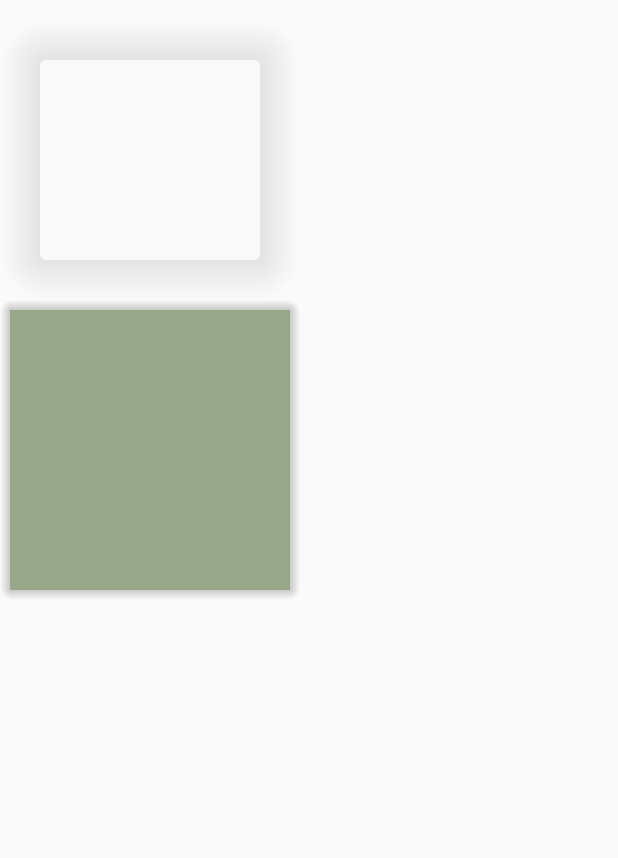
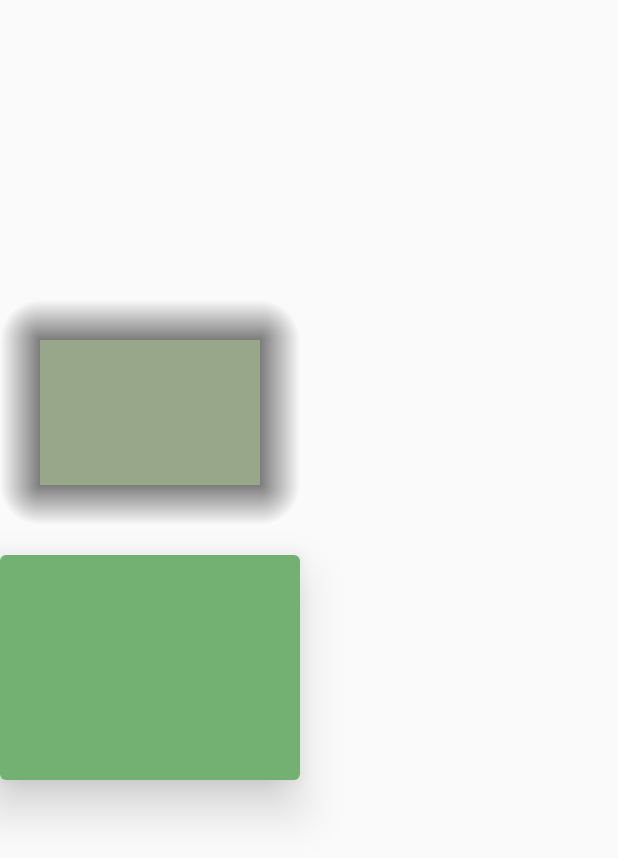
Before and after one commit to Hitomis/CrazyShadow, an Android app: the screen it shows after launch (MainActivity), on a phone screen of 412 x 824 dp. Shown: the top 858 px of the screen. Run offline under Robolectric (Android 15) with nearby library versions, the phone set to English and light mode, and no system bars.

Commit message:
Refactor method

```diff
--- a/app/src/main/java/com/hitomi/crazyshadow/MainActivity.java
+++ b/app/src/main/java/com/hitomi/crazyshadow/MainActivity.java
@@ -3,32 +3,26 @@ package com.hitomi.crazyshadow;
 import android.graphics.Color;
 import android.os.Bundle;
 import android.support.v7.app.AppCompatActivity;
-import android.widget.FrameLayout;
 
 import com.hitomi.cslibrary.CrazyShadow;
-import com.hitomi.cslibrary.CrazyShadowAttr;
 import com.hitomi.cslibrary.CrazyShadowDirection;
-import com.hitomi.cslibrary.drawable.RoundRectShadowDrawable;
 
 public class MainActivity extends AppCompatActivity {
-
-    private FrameLayout frameLayout;
 
     @Override
     protected void onCreate(Bundle savedInstanceState) {
         super.onCreate(savedInstanceState);
         setContentView(R.layout.activity_main);
-        frameLayout = (FrameLayout) findViewById(R.id.frame_layout);
 
         new CrazyShadow.Builder()
                 .setContext(this)
                 .setDirection(CrazyShadowDirection.ALL)
-                .setShadowRadius(10)
-                .setCorner(2)
-                .setImpl(CrazyShadowAttr.IMPL_WRAPPER)
-                .action(frameLayout);
+                .setShadowRadius(40)
+                .setBaseShadowColor(Color.BLACK)
+                .setImpl(CrazyShadow.IMPL_WRAPPER)
+                .action(findViewById(R.id.frame_layout));
 
 
-        findViewById(R.id.frame).setBackgroundDrawable(new RoundRectShadowDrawable(Color.TRANSPARENT, 6, 20, 20));
+//        findViewById(R.id.frame).setBackgroundDrawable(new RoundRectShadowDrawable(Color.TRANSPARENT, 6, 20, 20));
     }
 }
--- a/app/src/main/res/layout/activity_main.xml
+++ b/app/src/main/res/layout/activity_main.xml
@@ -1,5 +1,6 @@
 <?xml version="1.0" encoding="utf-8"?>
 <LinearLayout xmlns:android="http://schemas.android.com/apk/res/android"
+    xmlns:app="http://schemas.android.com/apk/res-auto"
     xmlns:tools="http://schemas.android.com/tools"
     android:layout_width="match_parent"
     android:layout_height="match_parent"
@@ -14,33 +15,24 @@
 
     <FrameLayout
         android:id="@+id/frame_layout"
-        android:background="#98a789"
         android:layout_width="200dp"
-        android:layout_height="200dp">
-    </FrameLayout>
+        android:layout_height="150dp"
+        android:background="#98a789"></FrameLayout>
 
-    <!--<FrameLayout-->
-        <!--android:id="@+id/frame_layout"-->
-        <!--android:layout_marginTop="50dp"-->
-        <!--android:layout_width="200dp"-->
-        <!--android:layout_height="200dp"-->
-        <!--android:background="#72b172">-->
-
-    <!--</FrameLayout>-->
-
-    <!--<android.support.v7.widget.CardView-->
-    <!--android:layout_marginTop="20dp"-->
-    <!--android:layout_width="200dp"-->
-    <!--android:layout_height="200dp"-->
-    <!--app:cardCornerRadius="4dp">-->
+    <android.support.v7.widget.CardView
+        android:layout_width="200dp"
+        android:layout_height="150dp"
+        android:layout_marginTop="20dp"
+        app:cardCornerRadius="4dp"
+        app:cardElevation="20dp">
 
 
-    <!--<FrameLayout-->
-    <!--android:layout_width="match_parent"-->
-    <!--android:layout_height="match_parent"-->
-    <!--android:background="#72b172" />-->
+        <FrameLayout
+            android:layout_width="match_parent"
+            android:layout_height="match_parent"
+            android:background="#72b172" />
 
-    <!--</android.support.v7.widget.CardView>-->
+    </android.support.v7.widget.CardView>
 
 
 </LinearLayout>
--- a/cslibrary/src/main/java/com/hitomi/cslibrary/CrazyShadow.java
+++ b/cslibrary/src/main/java/com/hitomi/cslibrary/CrazyShadow.java
@@ -3,6 +3,7 @@ package com.hitomi.cslibrary;
 import android.content.Context;
 import android.view.View;
 
+import com.hitomi.cslibrary.drawable.ShadowDrawer;
 import com.hitomi.cslibrary.floatable.ShadowFloatable;
 import com.hitomi.cslibrary.wrap.ShadowWrapper;
 
@@ -10,6 +11,12 @@ import com.hitomi.cslibrary.wrap.ShadowWrapper;
  * Created by hitomi on 2016/10/19.
  */
 public class CrazyShadow {
+
+    public static final String IMPL_DRAWABLE = "drawable";
+
+    public static final String IMPL_WRAPPER = "wrap";
+
+    public static final String IMPL_FLOAT = "floatable";
 
     private Context context;
 
@@ -22,22 +29,22 @@ public class CrazyShadow {
     }
 
     private void createShadowHandler() {
-        if (attr.getImpl().equals(CrazyShadowAttr.IMPL_DRAWABLE)) {
-//            shadowHandler = new RoundRectShadowDrawable();
-        } else if (attr.getImpl().equals(CrazyShadowAttr.IMPL_WRAPPER)) {
-            shadowHandler = new ShadowWrapper(context);
+        if (attr.getImpl().equals(IMPL_DRAWABLE)) {
+            shadowHandler = new ShadowDrawer(attr);
+        } else if (attr.getImpl().equals(IMPL_WRAPPER)) {
+            shadowHandler = new ShadowWrapper(context, attr);
         } else {
             shadowHandler = new ShadowFloatable();
         }
     }
 
-    public void make(View view) {
-        shadowHandler.makeShadow(view, attr);
+    private void setAttr(CrazyShadowAttr attr) {
+        this.attr = attr;
+        createShadowHandler();
     }
 
-    public void setAttr(CrazyShadowAttr attr) {
-        this.attr = attr;
-        createShadowHandler();
+    public void make(View view) {
+        shadowHandler.makeShadow(view);
     }
 
     public static class Builder {
@@ -46,7 +53,9 @@ public class CrazyShadow {
 
         private String impl;
 
-        private int baseColor;
+        private int baseShadowColor;
+
+        private int background;
 
         private int[] colors;
 
@@ -67,8 +76,13 @@ public class CrazyShadow {
             return this;
         }
 
-        public Builder setBaseColor(int baseColor) {
-            this.baseColor = baseColor;
+        public Builder setBaseShadowColor(int baseColor) {
+            this.baseShadowColor = baseColor;
+            return this;
+        }
+
+        public Builder setBackground(int background) {
+            this.background = background;
             return this;
         }
 
@@ -93,13 +107,14 @@ public class CrazyShadow {
         }
 
         private CrazyShadow create() {
-            if (colors == null)
+            if (colors == null && baseShadowColor == 0)
                 // 默认的颜色。由深到浅
                 //分别为开始颜色，中间夜色，结束颜色
                 colors = new int[]{0x63000000, 0x32000000, 0x00000000};
             CrazyShadowAttr attr = new CrazyShadowAttr();
             attr.setImpl(impl);
-            attr.setBaseColor(baseColor);
+            attr.setBaseShadowColor(baseShadowColor);
+            attr.setBackground(background);
             attr.setColors(colors);
             attr.setCorner(corner);
             attr.setShadowRadius(shadowRadius);
--- a/cslibrary/src/main/java/com/hitomi/cslibrary/CrazyShadowAttr.java
+++ b/cslibrary/src/main/java/com/hitomi/cslibrary/CrazyShadowAttr.java
@@ -7,15 +7,11 @@ import android.support.v4.graphics.ColorUtils;
  */
 public class CrazyShadowAttr {
 
-    public static final String IMPL_WRAPPER = "wrapper";
-
-    public static final String IMPL_FLOAT = "floatable";
-
-    public static final String IMPL_DRAWABLE = "drawable";
-
     private String impl;
 
-    private int baseColor;
+    private int baseShadowColor;
+
+    private int background;
 
     private int[] colors;
 
@@ -34,16 +30,22 @@ public class CrazyShadowAttr {
         this.impl = impl;
     }
 
-    public int getBaseColor() {
-        return baseColor;
+    public void setBaseShadowColor(int baseShadowColor) {
+        this.baseShadowColor = baseShadowColor;
+        if (colors == null) {
+            colors = new int[3];
+            colors[0] = ColorUtils.setAlphaComponent(baseShadowColor, 255);
+            colors[1] = ColorUtils.setAlphaComponent(baseShadowColor, 128);
+            colors[2] = ColorUtils.setAlphaComponent(baseShadowColor, 0);
+        }
     }
 
-    public void setBaseColor(int baseColor) {
-        this.baseColor = baseColor;
-        colors = new int[3];
-        colors[0] = ColorUtils.setAlphaComponent(baseColor, 0);
-        colors[1] = ColorUtils.setAlphaComponent(baseColor, 128);
-        colors[2] = ColorUtils.setAlphaComponent(baseColor, 255);
+    public int getBackground() {
+        return background;
+    }
+
+    public void setBackground(int background) {
+        this.background = background;
     }
 
     public int[] getColors() {
@@ -51,7 +53,8 @@ public class CrazyShadowAttr {
     }
 
     public void setColors(int[] colors) {
-        this.colors = colors;
+        if (colors != null)
+            this.colors = colors;
     }
 
     public float getCorner() {
--- a/cslibrary/src/main/java/com/hitomi/cslibrary/ShadowHandler.java
+++ b/cslibrary/src/main/java/com/hitomi/cslibrary/ShadowHandler.java
@@ -7,6 +7,6 @@ import android.view.View;
  */
 public interface ShadowHandler {
 
-    void makeShadow(View view, CrazyShadowAttr attr);
+    void makeShadow(View view);
 
 }
--- a/cslibrary/src/main/java/com/hitomi/cslibrary/drawable/RoundRectShadowDrawable.java
+++ b/cslibrary/src/main/java/com/hitomi/cslibrary/drawable/RoundRectShadowDrawable.java
@@ -11,15 +11,11 @@ import android.graphics.Rect;
 import android.graphics.RectF;
 import android.graphics.Shader;
 import android.graphics.drawable.Drawable;
-import android.view.View;
-
-import com.hitomi.cslibrary.CrazyShadowAttr;
-import com.hitomi.cslibrary.ShadowHandler;
 
 /**
  * Created by hitomi on 2016/10/17.
  */
-public class RoundRectShadowDrawable extends Drawable implements ShadowHandler{
+public class RoundRectShadowDrawable extends Drawable {
     // used to calculate content padding
     final static double COS_45 = Math.cos(Math.toRadians(45));
 
@@ -27,9 +23,6 @@ public class RoundRectShadowDrawable extends Drawable implements ShadowHandler{
 
     final int mInsetShadow; // extra shadow to avoid gaps between card and shadow
     final RectF mCardBounds;
-    private final int mShadowStartColor;
-    private final int mShadowCentertColor;
-    private final int mShadowEndColor;
     Paint mPaint;
     Paint mCornerShadowPaint;
     Paint mEdgeShadowPaint;
@@ -43,14 +36,13 @@ public class RoundRectShadowDrawable extends Drawable implements ShadowHandler{
     float mShadowSize;
     // actual value set by developer
     float mRawShadowSize;
+    private int[] shadowColors;
     private boolean mDirty = true;
     private boolean mAddPaddingForCorners = true;
 
-    public RoundRectShadowDrawable(int background, float radius, float shadowSize, float maxShadowSize) {
-        mShadowStartColor = 0x43000000;
-        mShadowCentertColor = 0x17000000;
-        mShadowEndColor = 0x00000000;
+    public RoundRectShadowDrawable(int background, int[] shadowColors, float radius, float shadowSize, float maxShadowSize) {
         mInsetShadow = 10;
+        this.shadowColors = shadowColors;
         mPaint = new Paint(Paint.ANTI_ALIAS_FLAG | Paint.DITHER_FLAG);
         mPaint.setColor(background);
         mCornerShadowPaint = new Paint(Paint.ANTI_ALIAS_FLAG | Paint.DITHER_FLAG);
@@ -175,7 +167,7 @@ public class RoundRectShadowDrawable extends Drawable implements ShadowHandler{
         int saved = canvas.save();
         canvas.translate(mCardBounds.left + inset, mCardBounds.top + inset);
         canvas.drawPath(mCornerShadowPath, mCornerShadowPaint);
-        if (drawHorizontalEdges) { // top
+        if (drawHorizontalEdges) {
             canvas.drawRect(0, edgeShadowTop,
                     mCardBounds.width() - 2 * inset, -mCornerRadius,
                     mEdgeShadowPaint);
@@ -186,7 +178,7 @@ public class RoundRectShadowDrawable extends Drawable implements ShadowHandler{
         canvas.translate(mCardBounds.right - inset, mCardBounds.bottom - inset);
         canvas.rotate(180f);
         canvas.drawPath(mCornerShadowPath, mCornerShadowPaint);
-        if (drawHorizontalEdges) { // bottom
+        if (drawHorizontalEdges) {
             canvas.drawRect(0, edgeShadowTop,
                     mCardBounds.width() - 2 * inset, -mCornerRadius,
                     mEdgeShadowPaint);
@@ -197,7 +189,7 @@ public class RoundRectShadowDrawable extends Drawable implements ShadowHandler{
         canvas.translate(mCardBounds.left + inset, mCardBounds.bottom - inset);
         canvas.rotate(270f);
         canvas.drawPath(mCornerShadowPath, mCornerShadowPaint);
-        if (drawVerticalEdges) {// left
+        if (drawVerticalEdges) {
             canvas.drawRect(0, edgeShadowTop,
                     mCardBounds.height() - 2 * inset, -mCornerRadius, mEdgeShadowPaint);
         }
@@ -207,7 +199,7 @@ public class RoundRectShadowDrawable extends Drawable implements ShadowHandler{
         canvas.translate(mCardBounds.right - inset, mCardBounds.top + inset);
         canvas.rotate(90f);
         canvas.drawPath(mCornerShadowPath, mCornerShadowPaint);
-        if (drawVerticalEdges) {// right
+        if (drawVerticalEdges) {
             canvas.drawRect(0, edgeShadowTop,
                     mCardBounds.height() - 2 * inset, -mCornerRadius, mEdgeShadowPaint);
         }
@@ -234,7 +226,7 @@ public class RoundRectShadowDrawable extends Drawable implements ShadowHandler{
         mCornerShadowPath.close();
         float startRatio = mCornerRadius / (mCornerRadius + mShadowSize);
         mCornerShadowPaint.setShader(new RadialGradient(0, 0, mCornerRadius + mShadowSize,
-                new int[]{mShadowStartColor, mShadowCentertColor, mShadowEndColor},
+                shadowColors,
                 new float[]{0f, startRatio, 1f}
                 , Shader.TileMode.CLAMP));
 
@@ -243,7 +235,7 @@ public class RoundRectShadowDrawable extends Drawable implements ShadowHandler{
         // When drawing bottom edge shadow, we use that extra space.
         mEdgeShadowPaint.setShader(new LinearGradient(0, -mCornerRadius + mShadowSize, 0,
                 -mCornerRadius - mShadowSize,
-                new int[]{mShadowStartColor, mShadowCentertColor, mShadowEndColor},
+                shadowColors,
                 new float[]{0f, .5f, 1f}, Shader.TileMode.CLAMP));
         mEdgeShadowPaint.setAntiAlias(false);
     }
@@ -283,6 +275,10 @@ public class RoundRectShadowDrawable extends Drawable implements ShadowHandler{
         return mRawShadowSize;
     }
 
+    void setShadowSize(float size) {
+        setShadowSize(size, mRawMaxShadowSize);
+    }
+
     float getMaxShadowSize() {
         return mRawMaxShadowSize;
     }
@@ -302,9 +298,4 @@ public class RoundRectShadowDrawable extends Drawable implements ShadowHandler{
                 + mRawMaxShadowSize * SHADOW_MULTIPLIER / 2);
         return content + (mRawMaxShadowSize * SHADOW_MULTIPLIER + mInsetShadow) * 2;
     }
-
-    @Override
-    public void makeShadow(View view, CrazyShadowAttr attr) {
-
-    }
 }
--- /dev/null
+++ b/cslibrary/src/main/java/com/hitomi/cslibrary/drawable/ShadowDrawer.java
@@ -0,0 +1,26 @@
+package com.hitomi.cslibrary.drawable;
+
+import android.view.View;
+
+import com.hitomi.cslibrary.CrazyShadowAttr;
+import com.hitomi.cslibrary.ShadowHandler;
+
+/**
+ * Created by hitomi on 2016/10/21.
+ */
+public class ShadowDrawer implements ShadowHandler {
+
+    private RoundRectShadowDrawable drawable;
+
+    public ShadowDrawer(CrazyShadowAttr attr) {
+        attr.getBackground();
+        drawable = new RoundRectShadowDrawable(attr.getBackground(),
+                attr.getColors(), attr.getCorner(),
+                attr.getShadowRadius(), attr.getShadowRadius());
+    }
+
+    @Override
+    public void makeShadow(View view) {
+        view.setBackgroundDrawable(drawable);
+    }
+}
--- a/cslibrary/src/main/java/com/hitomi/cslibrary/floatable/ShadowFloatable.java
+++ b/cslibrary/src/main/java/com/hitomi/cslibrary/floatable/ShadowFloatable.java
@@ -2,7 +2,6 @@ package com.hitomi.cslibrary.floatable;
 
 import android.view.View;
 
-import com.hitomi.cslibrary.CrazyShadowAttr;
 import com.hitomi.cslibrary.ShadowHandler;
 
 /**
@@ -11,7 +10,7 @@ import com.hitomi.cslibrary.ShadowHandler;
 public class ShadowFloatable implements ShadowHandler {
 
     @Override
-    public void makeShadow(View view, CrazyShadowAttr attr) {
+    public void makeShadow(View view) {
 
     }
 
--- a/cslibrary/src/main/java/com/hitomi/cslibrary/wrap/ShadowWrapper.java
+++ b/cslibrary/src/main/java/com/hitomi/cslibrary/wrap/ShadowWrapper.java
@@ -2,7 +2,6 @@ package com.hitomi.cslibrary.wrap;
 
 import android.content.Context;
 import android.support.annotation.NonNull;
-import android.util.AttributeSet;
 import android.view.View;
 import android.view.ViewGroup;
 import android.view.ViewTreeObserver;
@@ -26,16 +25,9 @@ public class ShadowWrapper extends RelativeLayout implements ShadowHandler {
 
     private CrazyShadowAttr attr;
 
-    public ShadowWrapper(Context context) {
-        this(context, null);
-    }
-
-    public ShadowWrapper(Context context, AttributeSet attrs) {
-        this(context, attrs, 0);
-    }
-
-    public ShadowWrapper(Context context, AttributeSet attrs, int defStyleAttr) {
-        super(context, attrs, defStyleAttr);
+    public ShadowWrapper(Context context, CrazyShadowAttr attr) {
+        super(context);
+        this.attr = attr;
         measureListener = new OnMeasureListener();
     }
 
@@ -335,8 +327,7 @@ public class ShadowWrapper extends RelativeLayout implements ShadowHandler {
     }
 
     @Override
-    public void makeShadow(View view, CrazyShadowAttr attr) {
-        this.attr = attr;
+    public void makeShadow(View view) {
         contentView = view;
         init = true;
         contentView.getViewTreeObserver().addOnGlobalLayoutListener(measureListener);
```
